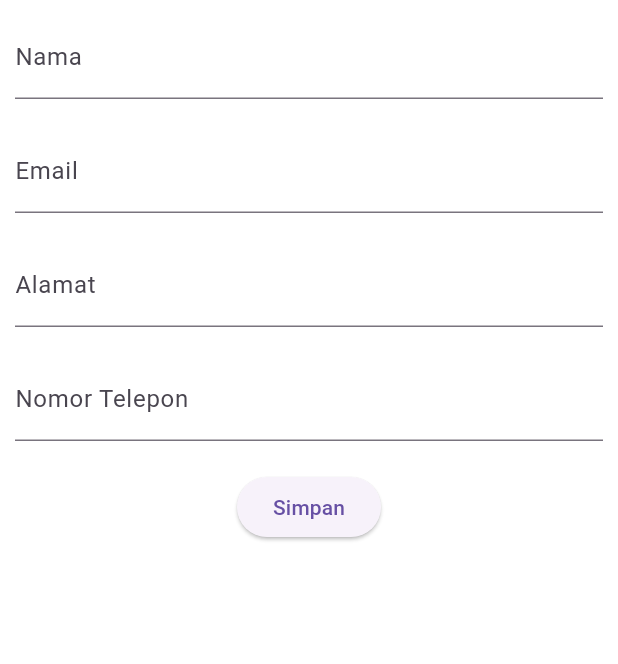
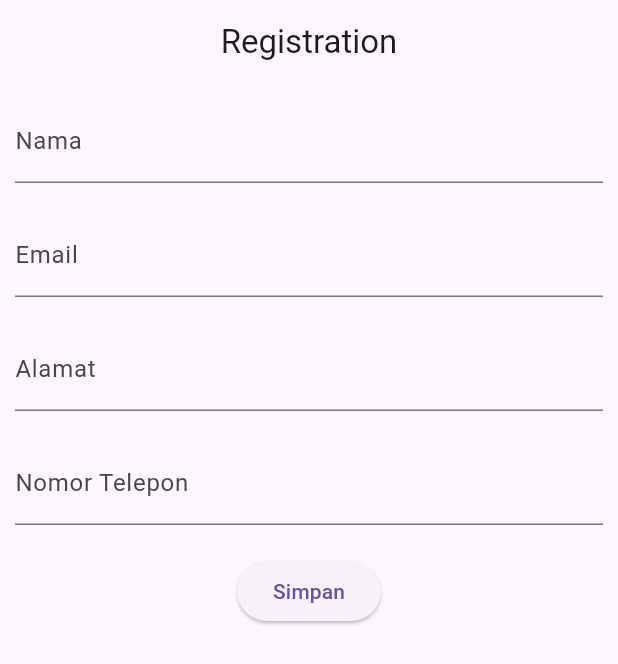
Before and after one commit to rezariswandhaaaa/Activity_API, a Flutter app: the screen it shows after launch, on a phone screen of 412 x 824 dp. Shown: the top 664 px of the screen. Run offline on Flutter 3.47's test engine with Material 3 defaults, Android fonts, the phone set to English and light mode, and no system bars; our stand-ins replace image_picker.

Commit message:
Add header on widget and Register Screen on screen

```diff
--- a/lib/main.dart
+++ b/lib/main.dart
@@ -1,5 +1,6 @@
 
-import 'package:activity2/widget/form_kontak.dart';
+import 'package:activity2/screen/register_screen.dart';
+import 'package:activity2/widget/form/form_kontak.dart';
 import 'package:flutter/material.dart';
 
 void main() {
@@ -14,7 +15,7 @@ class MyApp extends StatelessWidget {
     return MaterialApp(
       title: 'Data Kontak',
       debugShowCheckedModeBanner: false,
-      home: FormKontak(),
+      home: RegisterScreen(),
     );
   }
 }
--- /dev/null
+++ b/lib/screen/register_screen.dart
@@ -0,0 +1,24 @@
+import 'package:activity2/widget/form/form_kontak.dart';
+import 'package:activity2/widget/header/header_kontak.dart';
+import 'package:flutter/material.dart';
+
+class RegisterScreen extends StatefulWidget {
+  const RegisterScreen({super.key});
+
+  @override
+  State<RegisterScreen> createState() => _RegisterScreenState();
+}
+
+class _RegisterScreenState extends State<RegisterScreen> {
+  @override
+  Widget build(BuildContext context) {
+    return Scaffold(
+      body: Column(
+        children: [
+          HeaderKontak(),
+          FormKontak()
+        ],
+      ),
+    );
+  }
+}
--- /dev/null
+++ b/lib/widget/header/header_kontak.dart
@@ -0,0 +1,14 @@
+import 'package:flutter/material.dart';
+
+class HeaderKontak extends StatelessWidget {
+  const HeaderKontak({super.key});
+
+  @override
+  Widget build(BuildContext context) {
+    return AppBar(
+      title: Center(
+        child: Text('Registration'),
+      ),
+    );
+  }
+}
```
Also changed, not shown: lib/widget/form/form_kontak.dart (renamed from lib/widget/form_kontak.dart).
